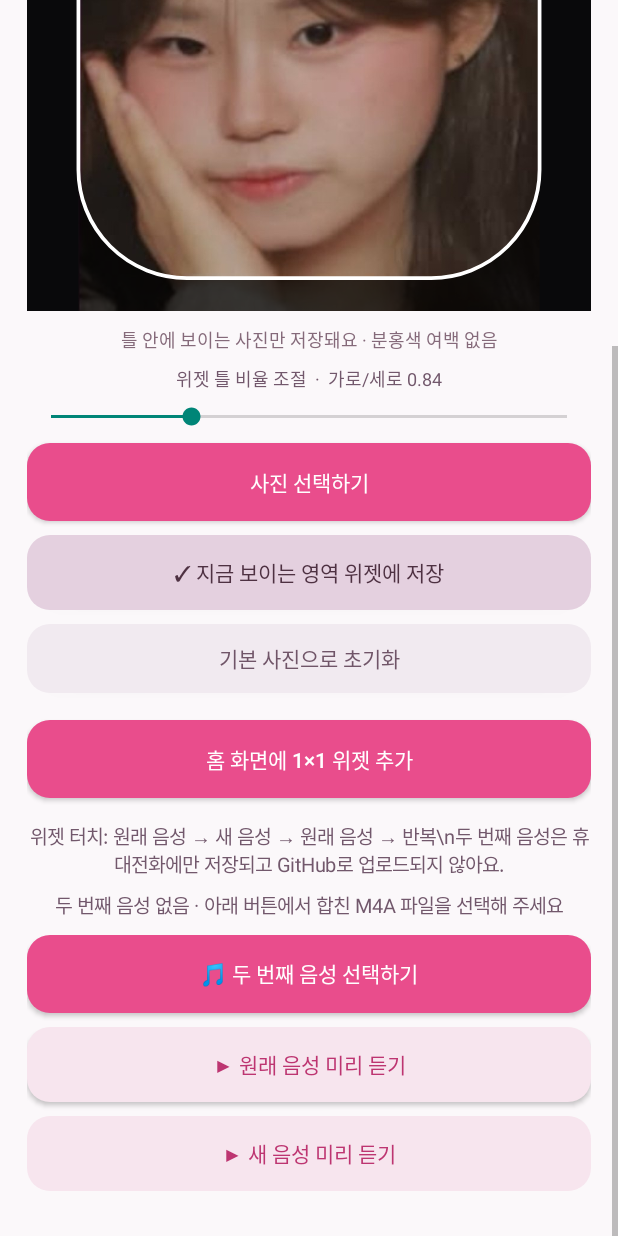
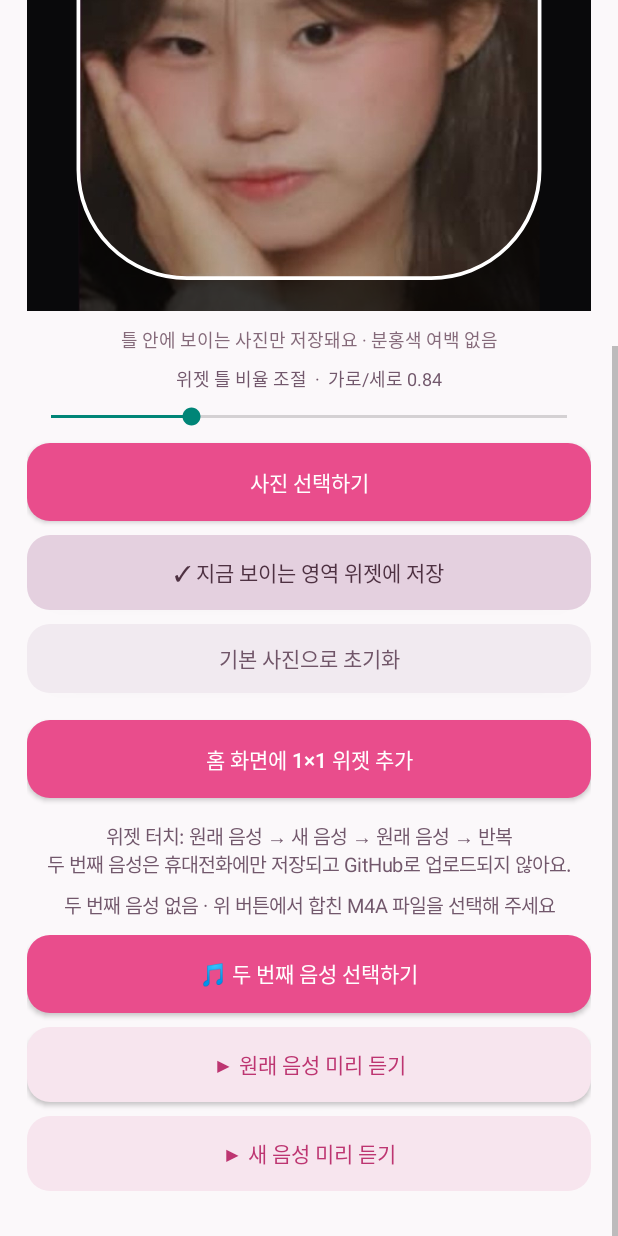
Before and after one commit to ddogy1212/iloveyounaye, an Android app: the screen it shows after launch (MainActivity), scrolled down 320 dp, on a phone screen of 412 x 824 dp. Run offline under Robolectric (Android 15) with nearby library versions, the phone set to English and light mode, and no system bars.

Commit message:
fix: show actual line break and audio import hint

```diff
--- a/app/src/main/java/com/iloveyounaye/widget/MainActivity.java
+++ b/app/src/main/java/com/iloveyounaye/widget/MainActivity.java
@@ -157,7 +157,7 @@ public final class MainActivity extends Activity {
         });
 
         TextView sequenceInfo=new TextView(this);
-        sequenceInfo.setText("위젯 터치: 원래 음성 → 새 음성 → 원래 음성 → 반복\\n두 번째 음성은 휴대전화에만 저장되고 GitHub로 업로드되지 않아요.");
+        sequenceInfo.setText("위젯 터치: 원래 음성 → 새 음성 → 원래 음성 → 반복\n두 번째 음성은 휴대전화에만 저장되고 GitHub로 업로드되지 않아요.");
         sequenceInfo.setTextColor(0xff72586c);
         sequenceInfo.setTextSize(13);
         sequenceInfo.setGravity(Gravity.CENTER);
@@ -217,7 +217,7 @@ public final class MainActivity extends Activity {
         boolean ready=PlaybackService.hasSecondaryVoice(this);
         if(audioState!=null)audioState.setText(ready ?
             "✓ 두 번째 음성 등록됨 · 첫 터치부터 원래 음성 재생" :
-            "두 번째 음성 없음 · 아래 버튼에서 합친 M4A 파일을 선택해 주세요");
+            "두 번째 음성 없음 · 위 버튼에서 합친 M4A 파일을 선택해 주세요");
         if(extraPreview!=null)extraPreview.setEnabled(ready);
     }
     private int dp(float d){return Math.round(d*getResources().getDisplayMetrics().density);}
```
